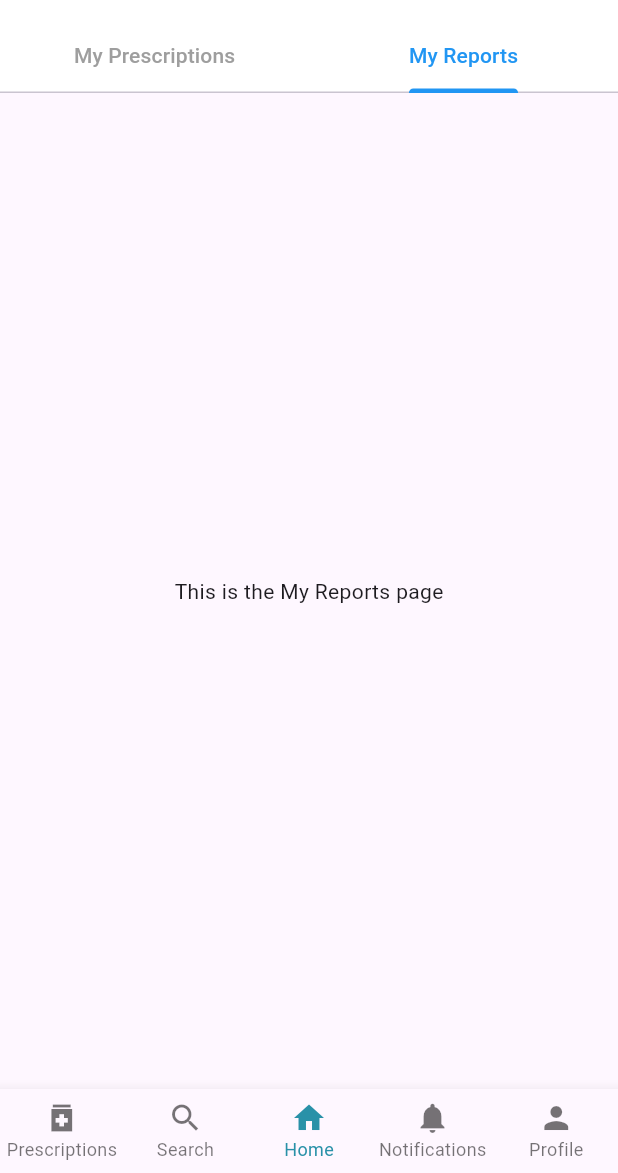
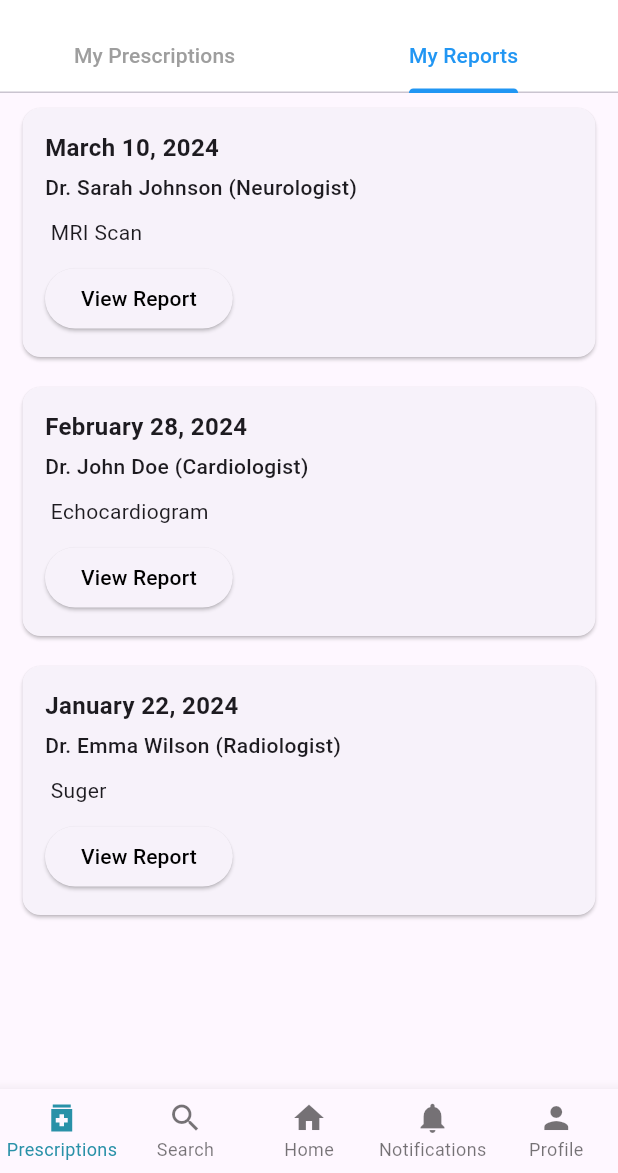
Before and after one commit to Madushansuriyabandara/Mediconnect, a Flutter app: the screen it shows after launch, tab 2 chosen, on a phone screen of 412 x 824 dp, the part 63-1236 px from its top. Run offline on Flutter 3.47's test engine with Material 3 defaults, Android fonts, the phone set to English and light mode, and no system bars; our stand-ins replace qr_flutter; missing offline and left inert: flutter_pdfview, mobile_device_identifier.

Commit message:
Report Page

```diff
--- a/lib/screens/patientScreens/homeScreen/prescription.dart
+++ b/lib/screens/patientScreens/homeScreen/prescription.dart
@@ -1,4 +1,5 @@
 import 'package:flutter/material.dart';
+import 'package:flutter_pdfview/flutter_pdfview.dart';
 import 'package:mediconnect/themes/bottomNavBar/patientBottomNavBar.dart';
 
 class Prescriptions extends StatelessWidget {
@@ -32,7 +33,7 @@ class Prescriptions extends StatelessWidget {
           ],
         ),
         bottomNavigationBar: PatientBottomNavBar(
-          currentIndex: 2,
+          currentIndex: 0,
           onTap: (index) {
             // Handle bottom navigation tap
           },
@@ -149,12 +150,103 @@ class MyPrescriptionsPage extends StatelessWidget {
 }
 
 class MyReportsPage extends StatelessWidget {
-  const MyReportsPage({super.key});
+  final List<Map<String, dynamic>> reports = [
+    {
+      'date': 'March 10, 2024',
+      'doctor': 'Dr. Sarah Johnson (Neurologist)',
+      'reportType': 'MRI Scan',
+      'pdfPath': 'assets/reports/mri_scan.pdf', // Example PDF file path
+    },
+    {
+      'date': 'February 28, 2024',
+      'doctor': 'Dr. John Doe (Cardiologist)',
+      'reportType': 'Echocardiogram',
+      'pdfPath': 'assets/reports/echocardiogram.pdf', // Example PDF file path
+    },
+    {
+      'date': 'January 22, 2024',
+      'doctor': 'Dr. Emma Wilson (Radiologist)',
+      'reportType': 'Suger',
+      'pdfPath': 'assets/reports/xray_report.pdf', // Example PDF file path
+    },
+  ];
 
   @override
   Widget build(BuildContext context) {
-    return Center(
-      child: Text('This is the My Reports page'),
+    return ListView.builder(
+      itemCount: reports.length,
+      itemBuilder: (context, index) {
+        final report = reports[index];
+        return Card(
+          margin: const EdgeInsets.symmetric(vertical: 10, horizontal: 15),
+          child: Padding(
+            padding: const EdgeInsets.all(15),
+            child: Column(
+              crossAxisAlignment: CrossAxisAlignment.start,
+              children: [
+                Text(
+                  report['date'],
+                  style: const TextStyle(
+                    fontSize: 16,
+                    fontWeight: FontWeight.bold,
+                  ),
+                ),
+                const SizedBox(height: 5),
+                Text(
+                  report['doctor'],
+                  style: const TextStyle(
+                    fontSize: 14,
+                    fontWeight: FontWeight.w500,
+                  ),
+                ),
+                const SizedBox(height: 10),
+                Text(
+                  ' ${report['reportType']}',
+                  style: const TextStyle(
+                    fontSize: 14,
+                  ),
+                ),
+                const SizedBox(height: 10),
+                ElevatedButton(
+                  onPressed: () {
+                    Navigator.push(
+                      context,
+                      MaterialPageRoute(
+                        builder: (context) =>
+                            PDFViewerPage(pdfPath: report['pdfPath']),
+                      ),
+                    );
+                  },
+                  child: const Text(
+                    'View Report',
+                    style: TextStyle(color: Colors.black),
+                  ),
+                ),
+              ],
+            ),
+          ),
+        );
+      },
     );
   }
 }
+
+class PDFViewerPage extends StatelessWidget {
+  final String pdfPath;
+
+  const PDFViewerPage({super.key, required this.pdfPath});
+
+  @override
+  Widget build(BuildContext context) {
+    return Scaffold(
+      appBar: AppBar(
+        title: const Text(
+          'View Report',
+        ),
+      ),
+      body: PDFView(
+        filePath: pdfPath,
+      ),
+    );
+  }
+}
--- a/pubspec.yaml
+++ b/pubspec.yaml
@@ -30,6 +30,7 @@ environment:
 dependencies:
   flutter:
     sdk: flutter
+  flutter_pdfview: ^1.0.4
   qr_flutter: ^4.0.0 # or the latest version available
 
   # The following adds the Cupertino Icons font to your application.
```
Also changed, not shown: pubspec.lock.
